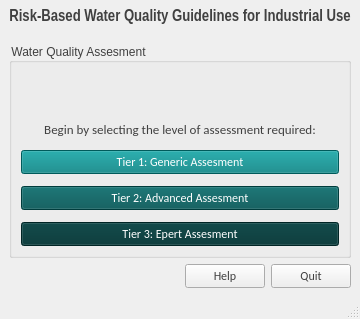
First picture: the form in src/main/resources/base/home.ui, repository ChiromboKenT/Industrial-Water-Quality-Guidelines-DSS, before the edit.
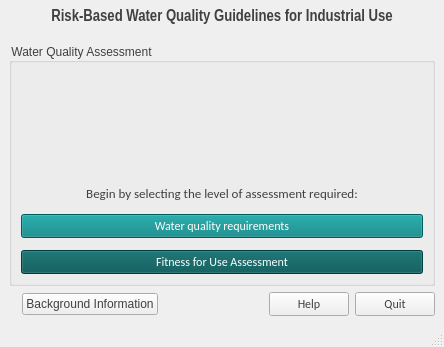
Second picture: the form after the edit. Icons and pictures are not drawn.

```diff
--- a/src/main/resources/base/home.ui
+++ b/src/main/resources/base/home.ui
@@ -6,8 +6,8 @@
    <rect>
     <x>0</x>
     <y>0</y>
-    <width>357</width>
-    <height>319</height>
+    <width>444</width>
+    <height>347</height>
    </rect>
   </property>
   <property name="maximumSize">
@@ -75,14 +75,14 @@
          <string notr="true"/>
         </property>
         <property name="title">
-         <string>Water Quality Assesment</string>
+         <string>Water Quality Assessment</string>
         </property>
         <property name="alignment">
          <set>Qt::AlignBottom|Qt::AlignLeading|Qt::AlignLeft</set>
         </property>
         <layout class="QVBoxLayout" name="verticalLayout_4">
          <item>
-          <layout class="QVBoxLayout" name="verticalLayout_3" stretch="3,0,0,0,0,0">
+          <layout class="QVBoxLayout" name="verticalLayout_3" stretch="3,0,0,0,0">
            <property name="spacing">
             <number>12</number>
            </property>
@@ -161,7 +161,7 @@
               <string notr="true">background-color:rgb(0,128,128); color:white;font-size:9pt</string>
              </property>
              <property name="text">
-              <string>Tier 1: Generic Assesment</string>
+              <string>Water quality requirements</string>
              </property>
             </widget>
            </item>
@@ -186,32 +186,7 @@
               <string notr="true">background-color:rgb(0,84,84); color:white;font-size:9pt;</string>
              </property>
              <property name="text">
-              <string>Tier 2: Advanced Assesment</string>
-             </property>
-            </widget>
-           </item>
-           <item>
-            <widget class="QPushButton" name="pushButton_5">
-             <property name="font">
-              <font>
-               <family>Calibri</family>
-               <pointsize>9</pointsize>
-              </font>
-             </property>
-             <property name="cursor">
-              <cursorShape>PointingHandCursor</cursorShape>
-             </property>
-             <property name="statusTip">
-              <string>Perform an expert level water assesment</string>
-             </property>
-             <property name="whatsThis">
-              <string>Perform an expert level water assesment</string>
-             </property>
-             <property name="styleSheet">
-              <string notr="true">background-color:rgb(0,52,52); color:white;font-size:9pt</string>
-             </property>
-             <property name="text">
-              <string>Tier 3: Epert Assesment</string>
+              <string>Fitness for Use Assessment</string>
              </property>
             </widget>
            </item>
@@ -231,6 +206,16 @@
         </property>
        </widget>
       </item>
+      <item>
+       <widget class="QPushButton" name="pushButton_4">
+        <property name="cursor">
+         <cursorShape>PointingHandCursor</cursorShape>
+        </property>
+        <property name="text">
+         <string>Background Information</string>
+        </property>
+       </widget>
+      </item>
       <item>
        <spacer name="horizontalSpacer">
         <property name="orientation">
```
Left out of the diff: 10 changed lines with no effect on the pictures.
